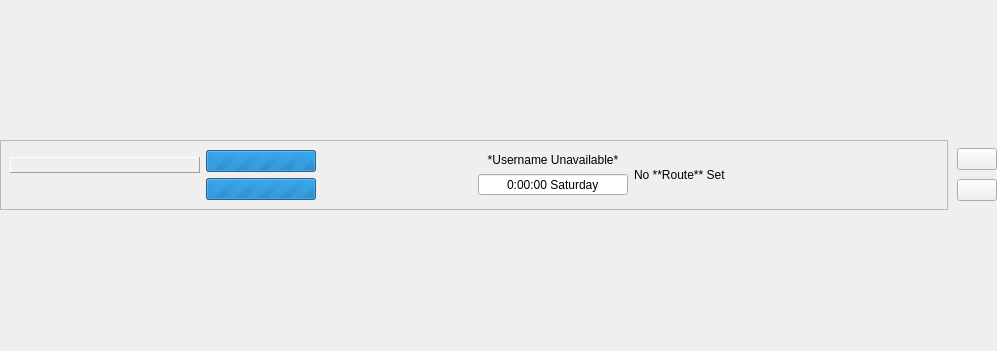
Qt form ui/ShipPanel.ui (leothehero/Prun-Shipment-Manager) before a commit.
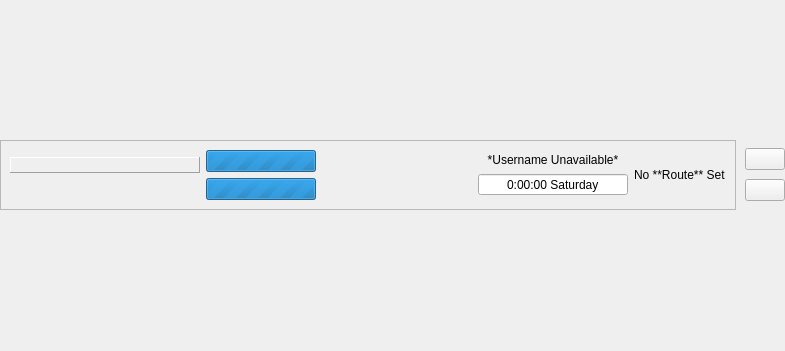
The same form after that commit. Icons and pictures are not drawn.

The edit to the form file:
```diff
--- a/ui/ShipPanel.ui
+++ b/ui/ShipPanel.ui
@@ -6,7 +6,7 @@
    <rect>
     <x>0</x>
     <y>0</y>
-    <width>997</width>
+    <width>763</width>
     <height>351</height>
    </rect>
   </property>
@@ -85,6 +85,9 @@
         <property name="frameShadow">
          <enum>QFrame::Shadow::Raised</enum>
         </property>
+        <property name="midLineWidth">
+         <number>0</number>
+        </property>
         <layout class="QHBoxLayout" name="horizontalLayout_3">
          <property name="spacing">
           <number>0</number>
```
Left out of the diff: 17 changed lines with no effect on the pictures.
